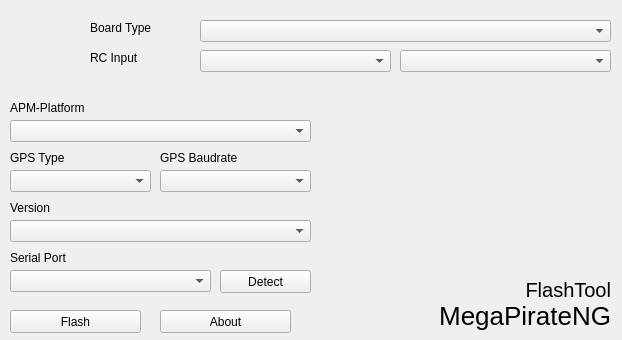
This is client-side/mainwindow.ui in MegaPirateNG/FlashTool as Qt 5 draws it before an edit. The edited form follows.
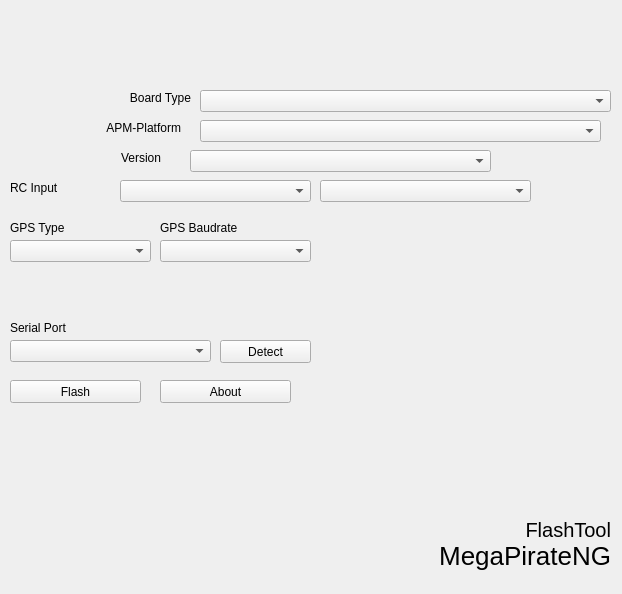
This is the edited form. Icons and pictures are not drawn.

```diff
--- a/client-side/mainwindow.ui
+++ b/client-side/mainwindow.ui
@@ -7,7 +7,7 @@
     <x>0</x>
     <y>0</y>
     <width>622</width>
-    <height>340</height>
+    <height>594</height>
    </rect>
   </property>
   <property name="sizePolicy">
@@ -40,7 +40,7 @@
     <property name="geometry">
      <rect>
       <x>360</x>
-      <y>300</y>
+      <y>540</y>
       <width>251</width>
       <height>31</height>
      </rect>
@@ -59,7 +59,7 @@
     <property name="geometry">
      <rect>
       <x>200</x>
-      <y>20</y>
+      <y>90</y>
       <width>411</width>
       <height>22</height>
      </rect>
@@ -69,7 +69,7 @@
     <property name="geometry">
      <rect>
       <x>90</x>
-      <y>20</y>
+      <y>90</y>
       <width>101</width>
       <height>16</height>
      </rect>
@@ -77,12 +77,15 @@
     <property name="text">
      <string>Board Type</string>
     </property>
+    <property name="alignment">
+     <set>Qt::AlignRight|Qt::AlignTrailing|Qt::AlignVCenter</set>
+    </property>
    </widget>
    <widget class="QLabel" name="label_4">
     <property name="geometry">
      <rect>
-      <x>90</x>
-      <y>50</y>
+      <x>10</x>
+      <y>180</y>
       <width>101</width>
       <height>16</height>
      </rect>
@@ -94,8 +97,8 @@
    <widget class="QComboBox" name="cmbRCType">
     <property name="geometry">
      <rect>
-      <x>200</x>
-      <y>50</y>
+      <x>120</x>
+      <y>180</y>
       <width>191</width>
       <height>22</height>
      </rect>
@@ -104,8 +107,8 @@
    <widget class="QLabel" name="lblImage">
     <property name="geometry">
      <rect>
-      <x>340</x>
-      <y>100</y>
+      <x>370</x>
+      <y>230</y>
       <width>210</width>
       <height>210</height>
      </rect>
@@ -121,9 +124,9 @@
    <widget class="QComboBox" name="cmbPlatform">
     <property name="geometry">
      <rect>
-      <x>10</x>
+      <x>200</x>
       <y>120</y>
-      <width>301</width>
+      <width>401</width>
       <height>22</height>
      </rect>
     </property>
@@ -131,21 +134,24 @@
    <widget class="QLabel" name="label_6">
     <property name="geometry">
      <rect>
-      <x>10</x>
-      <y>100</y>
-      <width>301</width>
+      <x>40</x>
+      <y>120</y>
+      <width>141</width>
       <height>16</height>
      </rect>
     </property>
     <property name="text">
      <string>APM-Platform</string>
     </property>
+    <property name="alignment">
+     <set>Qt::AlignRight|Qt::AlignTrailing|Qt::AlignVCenter</set>
+    </property>
    </widget>
    <widget class="QLabel" name="label_7">
     <property name="geometry">
      <rect>
       <x>10</x>
-      <y>250</y>
+      <y>320</y>
       <width>281</width>
       <height>16</height>
      </rect>
@@ -158,7 +164,7 @@
     <property name="geometry">
      <rect>
       <x>10</x>
-      <y>270</y>
+      <y>340</y>
       <width>201</width>
       <height>22</height>
      </rect>
@@ -168,7 +174,7 @@
     <property name="geometry">
      <rect>
       <x>430</x>
-      <y>280</y>
+      <y>520</y>
       <width>181</width>
       <height>20</height>
      </rect>
@@ -187,7 +193,7 @@
     <property name="geometry">
      <rect>
       <x>10</x>
-      <y>310</y>
+      <y>380</y>
       <width>131</width>
       <height>23</height>
      </rect>
@@ -199,21 +205,24 @@
    <widget class="QLabel" name="label_5">
     <property name="geometry">
      <rect>
-      <x>10</x>
-      <y>200</y>
-      <width>271</width>
+      <x>70</x>
+      <y>150</y>
+      <width>91</width>
       <height>16</height>
      </rect>
     </property>
     <property name="text">
      <string>Version</string>
     </property>
+    <property name="alignment">
+     <set>Qt::AlignRight|Qt::AlignTrailing|Qt::AlignVCenter</set>
+    </property>
    </widget>
    <widget class="QComboBox" name="cmbVersion">
     <property name="geometry">
      <rect>
-      <x>10</x>
-      <y>220</y>
+      <x>190</x>
+      <y>150</y>
       <width>301</width>
       <height>22</height>
      </rect>
@@ -223,7 +232,7 @@
     <property name="geometry">
      <rect>
       <x>220</x>
-      <y>270</y>
+      <y>340</y>
       <width>91</width>
       <height>23</height>
      </rect>
@@ -235,8 +244,8 @@
    <widget class="QComboBox" name="cmbRCMapping">
     <property name="geometry">
      <rect>
-      <x>400</x>
-      <y>50</y>
+      <x>320</x>
+      <y>180</y>
       <width>211</width>
       <height>22</height>
      </rect>
@@ -246,7 +255,7 @@
     <property name="geometry">
      <rect>
       <x>10</x>
-      <y>150</y>
+      <y>220</y>
       <width>131</width>
       <height>16</height>
      </rect>
@@ -259,7 +268,7 @@
     <property name="geometry">
      <rect>
       <x>10</x>
-      <y>170</y>
+      <y>240</y>
       <width>141</width>
       <height>22</height>
      </rect>
@@ -269,7 +278,7 @@
     <property name="geometry">
      <rect>
       <x>160</x>
-      <y>170</y>
+      <y>240</y>
       <width>151</width>
       <height>22</height>
      </rect>
@@ -279,7 +288,7 @@
     <property name="geometry">
      <rect>
       <x>160</x>
-      <y>150</y>
+      <y>220</y>
       <width>131</width>
       <height>16</height>
      </rect>
@@ -292,7 +301,7 @@
     <property name="geometry">
      <rect>
       <x>160</x>
-      <y>310</y>
+      <y>380</y>
       <width>131</width>
       <height>23</height>
      </rect>
```
